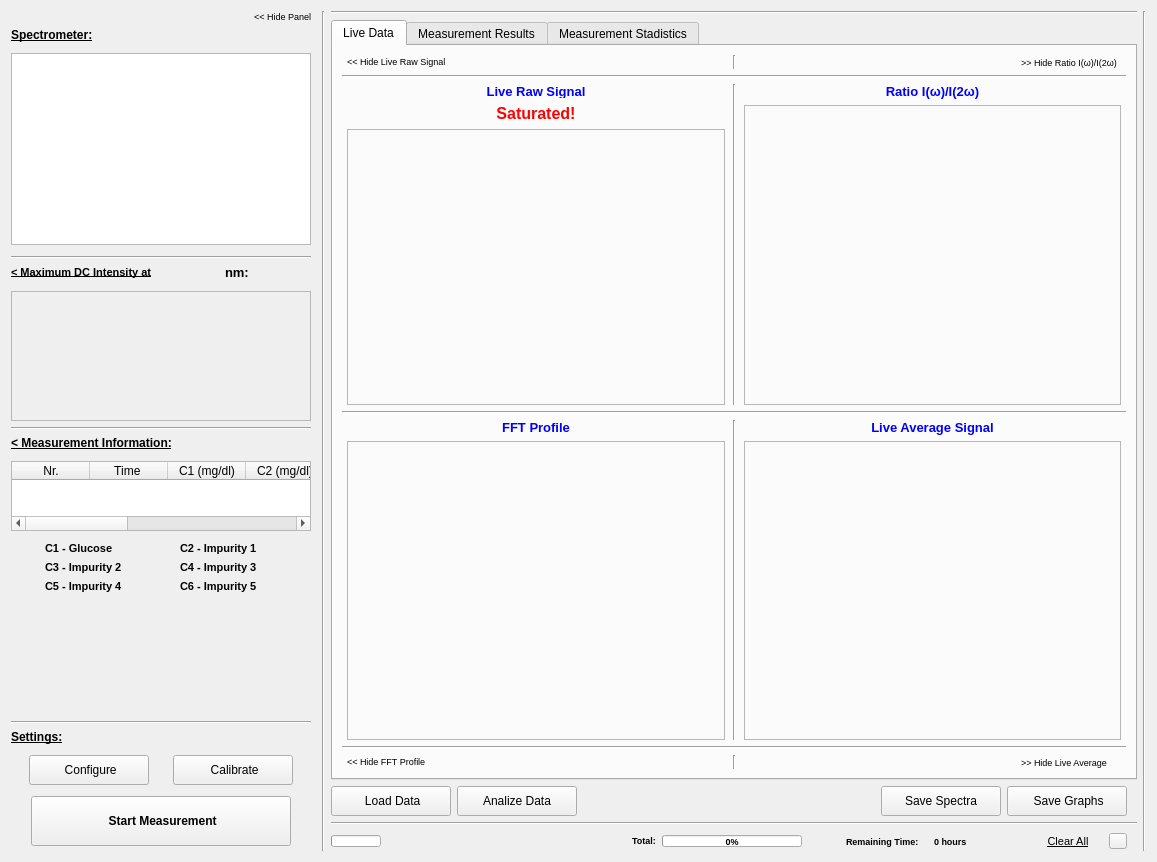
Qt form pol_panel.ui (CesarCarvajal/Oxymetry-Backup-2018) before a commit.
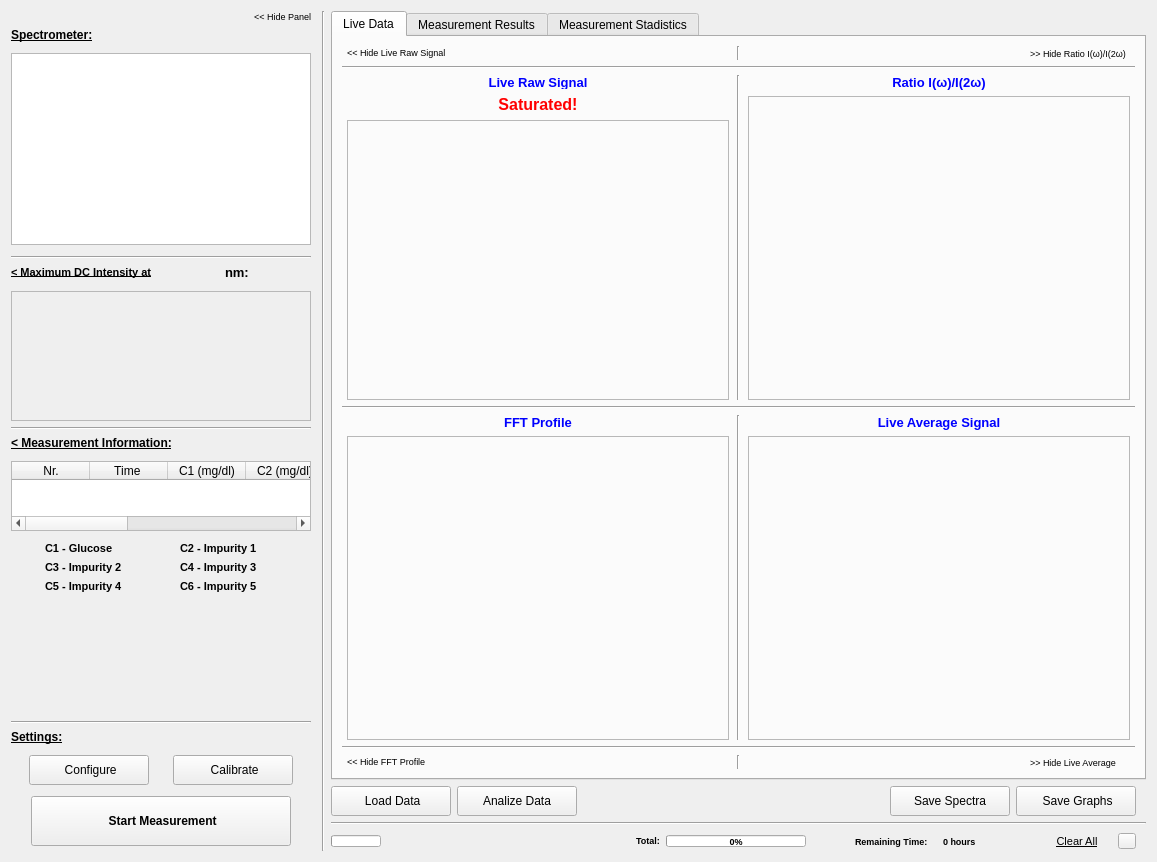
The same form after that commit. The open tabs and pages were chosen to show the change. Icons and pictures are not drawn. Custom widgets are drawn as their Qt base class.

```diff
--- a/pol_panel.ui
+++ b/pol_panel.ui
@@ -26,13 +26,6 @@
    <string>Form</string>
   </property>
   <layout class="QGridLayout" name="gridLayout">
-   <item row="0" column="1">
-    <widget class="Line" name="line_5">
-     <property name="orientation">
-      <enum>Qt::Vertical</enum>
-     </property>
-    </widget>
-   </item>
    <item row="0" column="0">
     <layout class="QHBoxLayout" name="horizonalLayout_2">
      <item>
@@ -1908,13 +1901,6 @@
      </item>
      <item>
       <layout class="QVBoxLayout" name="verticalLayout_7">
-       <item>
-        <widget class="Line" name="line_6">
-         <property name="orientation">
-          <enum>Qt::Horizontal</enum>
-         </property>
-        </widget>
-       </item>
        <item>
         <layout class="QVBoxLayout" name="verticalLayout_2">
          <item>
@@ -2382,6 +2368,12 @@
                </item>
                <item>
                 <widget class="Line" name="line_rawratio">
+                 <property name="lineWidth">
+                  <number>1</number>
+                 </property>
+                 <property name="midLineWidth">
+                  <number>0</number>
+                 </property>
                  <property name="orientation">
                   <enum>Qt::Vertical</enum>
                  </property>
@@ -2519,6 +2511,12 @@
              </item>
              <item>
               <widget class="Line" name="line_HLive">
+               <property name="lineWidth">
+                <number>1</number>
+               </property>
+               <property name="midLineWidth">
+                <number>0</number>
+               </property>
                <property name="orientation">
                 <enum>Qt::Horizontal</enum>
                </property>
@@ -2656,6 +2654,12 @@
                </item>
                <item>
                 <widget class="Line" name="line_FFT">
+                 <property name="lineWidth">
+                  <number>1</number>
+                 </property>
+                 <property name="midLineWidth">
+                  <number>0</number>
+                 </property>
                  <property name="orientation">
                   <enum>Qt::Vertical</enum>
                  </property>
```
Left out of the diff: 9 changed lines with no effect on the pictures.
